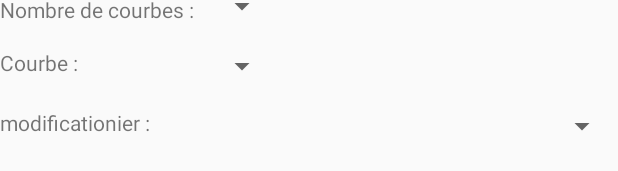
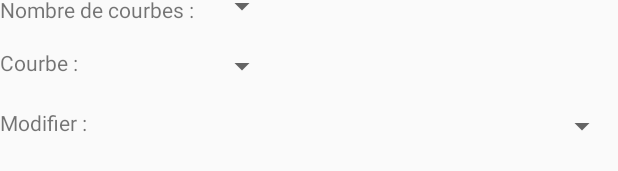
Before and after one commit to DInoboros/projetSensor, an Android app: the layout fragment_step_graph_fragment2.xml on its own in the app's theme, with its tools: preview values and no code run, on a phone screen of 412 x 824 dp. Shown: the part 825-996 px from the top of the screen. Run offline under Robolectric (Android 15) with nearby library versions, the phone set to English and light mode, and no system bars.

Commit message:
Rajout en dessous du graphe de l'interface graphique pour la modification

```diff
--- a/app/src/main/res/layout/fragment_step_graph_fragment2.xml
+++ b/app/src/main/res/layout/fragment_step_graph_fragment2.xml
@@ -57,7 +57,7 @@
             android:layout_alignParentStart="true"
             android:layout_below="@+id/numCourbe"
             android:layout_marginTop="16dp"
-            android:text="modificationier :" />
+            android:text="Modifier :" />
 
         <Spinner
             android:id="@+id/modification"
```
Also changed, not shown: app/src/main/java/fr/lenours/sensortracker/StepGraphFragment2.java (+10 -7 lines).
